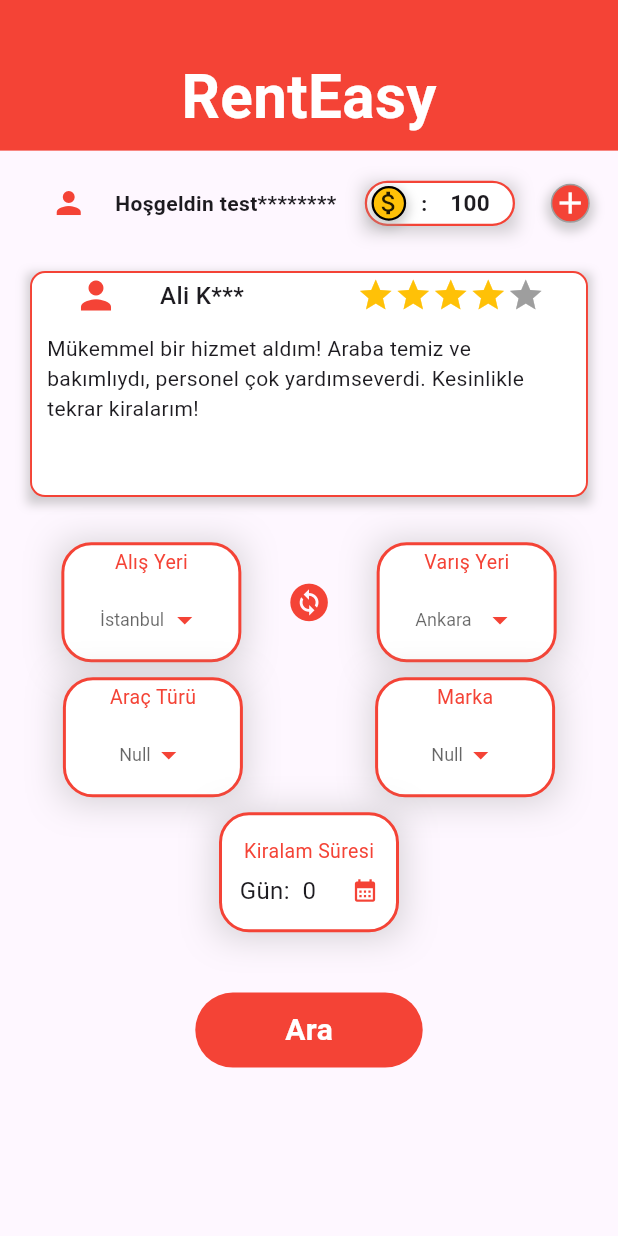
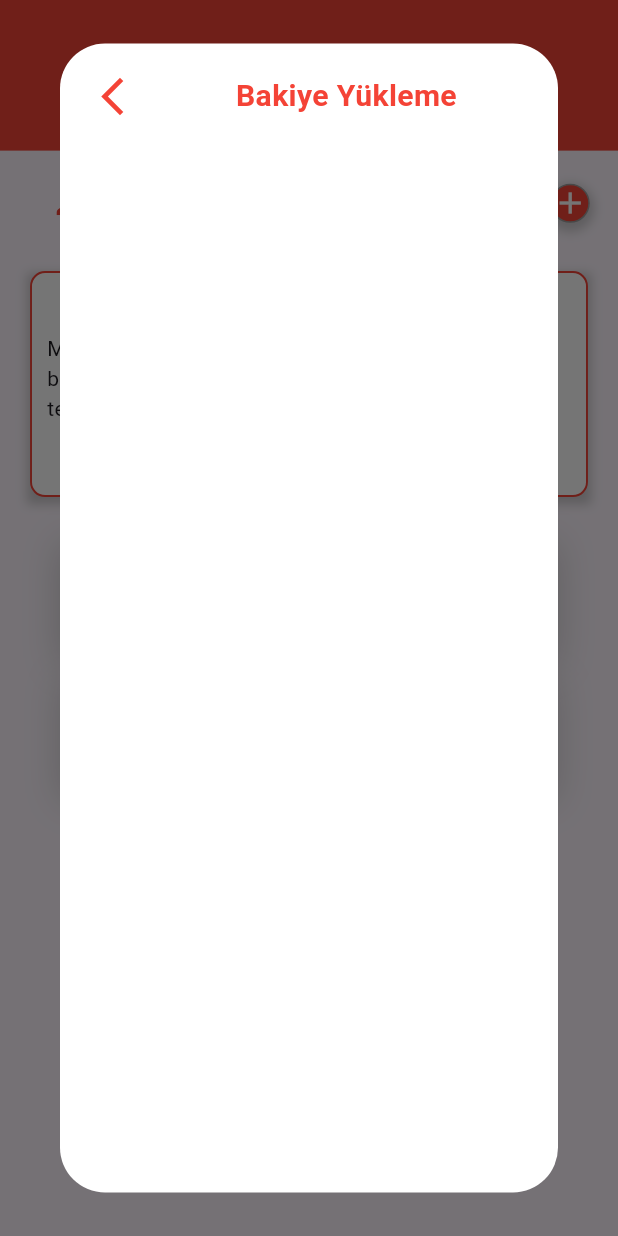
Before and after one commit to gitomerbaran/Car-Rental-App, a Flutter app: the HomePage screen opened directly, after a tap on the "add" icon, on a phone screen of 412 x 824 dp. Run offline on Flutter 3.47's test engine with Material 3 defaults, Android fonts, the phone set to English and light mode, and no system bars; drawn by our look-alikes of auto_size_text, carousel_slider, flutter_rating_bar; our stand-ins replace flutter_riverpod, flutter_screenutil, flutter_spinkit, google_fonts; missing offline and left inert: date_picker_plus.

Commit message:
new commit

```diff
--- a/lib/home_page_files/home_page.dart
+++ b/lib/home_page_files/home_page.dart
@@ -630,6 +630,7 @@ class AddBalanceButton extends StatelessWidget {
     return InkWell(
       onTap: () {
         //Bakiye yükleme sayfası
+        addBalanceMethod(context);
       },
       child: Container(
         decoration: BoxDecoration(
@@ -860,3 +861,59 @@ class CommitWidget extends StatelessWidget {
     );
   }
 }
+
+Future addBalanceMethod(BuildContext context) async {
+  return await showDialog<Future>(
+    context: context,
+    builder: (context) {
+      return Dialog(
+        backgroundColor: Colors.transparent,
+        child: Padding(
+          padding: EdgeInsets.symmetric(vertical: 5.h),
+          child: Container(
+            width: double.infinity,
+            decoration: BoxDecoration(
+              borderRadius: BorderRadius.circular(30),
+              color: Colors.white,
+            ),
+            child: Column(
+              crossAxisAlignment: CrossAxisAlignment.start,
+              children: [
+                Padding(
+                  padding: EdgeInsets.only(top: 20.h, left: 20.w),
+                  child: Row(
+                    children: [
+                      InkWell(
+                        onTap: () {
+                          Navigator.pop(context);
+                        },
+                        child: Icon(
+                          Icons.arrow_back_ios_new,
+                          color: appBarColor,
+                          size: 30,
+                        ),
+                      ),
+                      // SizedBox(width: 80.w),
+                      Expanded(
+                        child: Center(
+                          child: Text("Bakiye Yükleme",
+                              textAlign: TextAlign.center,
+                              style: GoogleFonts.berkshireSwash(
+                                  textStyle: TextStyle(
+                                fontSize: 20.h,
+                                color: appBarColor,
+                                fontWeight: FontWeight.w600,
+                              ))),
+                        ),
+                      ),
+                    ],
+                  ),
+                ),
+              ],
+            ),
+          ),
+        ),
+      );
+    },
+  );
+}
```
Also changed, not shown: lib/functions.dart (+18 -6 lines).
